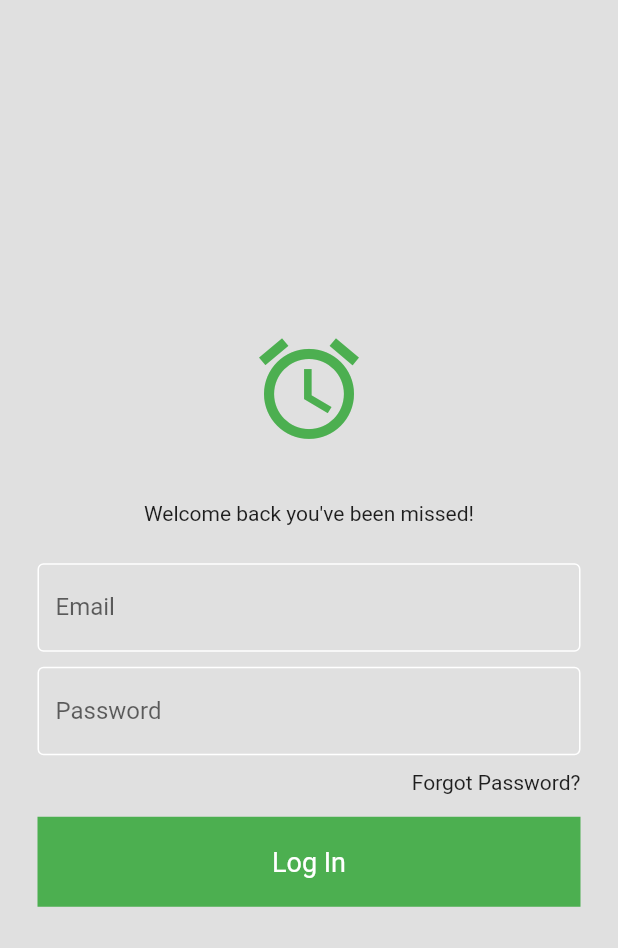
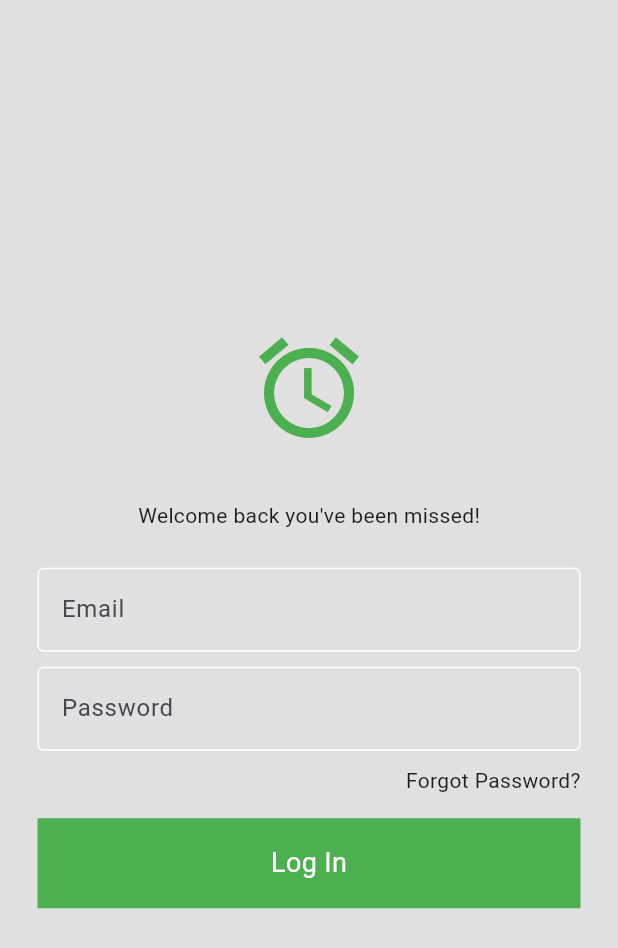
Before and after one commit to chylejelainec/dit3b-flutter-app, a Flutter app: the screen it shows after launch, on a phone screen of 412 x 824 dp. Shown: the top 948 px of the screen. Run offline on Flutter 3.47's test engine with Material 3 defaults, Android fonts, the phone set to English and light mode, and no system bars.

Commit message:
added new file

```diff
--- a/lib/main.dart
+++ b/lib/main.dart
@@ -1,4 +1,5 @@
 import 'package:flutter/material.dart';
+import 'package:flutter_application_1/screens/login_screen.dart';
 
 void main() {
   runApp(const MyApp());
@@ -10,66 +11,6 @@ class MyApp extends StatelessWidget {
   // This widget is the root of your application.
   @override
   Widget build(BuildContext context) {
-    return MaterialApp(
-      debugShowCheckedModeBanner: false,
-      theme: ThemeData(useMaterial3: false),
-      home: Scaffold(
-        backgroundColor: const Color.fromARGB(255, 224, 224, 224),
-        body: Center(
-          child: Padding(
-            padding: const EdgeInsets.all(25.0),
-            child: Column(
-              mainAxisAlignment: MainAxisAlignment.center,
-              children: [
-                Icon(Icons.access_alarm, size: 80, color: Colors.green),
-                SizedBox(height: 35),
-                Text("Welcome back you've been missed!"),
-                SizedBox(height: 25),
-                TextField(
-                  decoration: InputDecoration(
-                    labelText: 'Email',
-                    enabledBorder: OutlineInputBorder(
-                      borderSide: BorderSide(color: Colors.white),
-                    ),
-                    focusedBorder: OutlineInputBorder(
-                      borderSide: BorderSide(color: Colors.white),
-                    ),
-                  ),
-                ),
-                SizedBox(height: 10),
-                TextField(
-                  decoration: InputDecoration(
-                    labelText: 'Password',
-                    enabledBorder: OutlineInputBorder(
-                      borderSide: BorderSide(color: Colors.white),
-                    ),
-                    focusedBorder: OutlineInputBorder(
-                      borderSide: BorderSide(color: Colors.white),
-                    ),
-                  ),
-                ),
-                SizedBox(height: 10),
-                Align(
-                  alignment: Alignment.centerRight,
-                  child: Text('Forgot Password?'),
-                ),
-                SizedBox(height: 15),
-                Container(
-                  width: double.infinity,
-                  height: 60,
-                  color: Colors.green,
-                  child: Center(
-                    child: Text(
-                      "Log In",
-                      style: TextStyle(fontSize: 18, color: Colors.white),
-                    ),
-                  ),
-                ),
-              ],
-            ),
-          ),
-        ),
-      ),
-    );
+    return MaterialApp(debugShowCheckedModeBanner: false, home: LoginScreen());
   }
 }
--- /dev/null
+++ b/lib/screens/login_screen.dart
@@ -0,0 +1,101 @@
+import 'package:flutter/material.dart';
+import 'package:flutter_application_1/screens/bottom_nav.dart';
+
+class LoginScreen extends StatefulWidget {
+  const LoginScreen({super.key});
+
+  @override
+  State<LoginScreen> createState() => _LoginScreenState();
+}
+
+class _LoginScreenState extends State<LoginScreen> {
+  final TextEditingController _usernameController = TextEditingController();
+  final TextEditingController _passwordController = TextEditingController();
+
+  String username = 'admin';
+  String password = '123';
+
+  void sampleFunction() {
+    if (_usernameController.text == username &&
+        _passwordController.text == password) {
+      Navigator.pushReplacement(
+        context,
+        MaterialPageRoute(builder: (context) => BottomNav()),
+      );
+    } else {
+      ScaffoldMessenger.of(context).showSnackBar(
+        SnackBar(
+          backgroundColor: Colors.blueGrey,
+          content: Text('Invalid Password!'),
+        ),
+      );
+    }
+  }
+
+  @override
+  Widget build(BuildContext context) {
+    return Scaffold(
+      backgroundColor: const Color.fromARGB(255, 224, 224, 224),
+      body: Center(
+        child: Padding(
+          padding: const EdgeInsets.all(25.0),
+          child: Column(
+            mainAxisAlignment: MainAxisAlignment.center,
+            children: [
+              Icon(Icons.access_alarm, size: 80, color: Colors.green),
+              SizedBox(height: 35),
+              Text("Welcome back you've been missed!"),
+              SizedBox(height: 25),
+              TextField(
+                controller: _usernameController,
+                decoration: InputDecoration(
+                  labelText: 'Email',
+                  enabledBorder: OutlineInputBorder(
+                    borderSide: BorderSide(color: Colors.white),
+                  ),
+                  focusedBorder: OutlineInputBorder(
+                    borderSide: BorderSide(color: Colors.white),
+                  ),
+                ),
+              ),
+              SizedBox(height: 10),
+              TextField(
+                controller: _passwordController,
+                decoration: InputDecoration(
+                  labelText: 'Password',
+                  enabledBorder: OutlineInputBorder(
+                    borderSide: BorderSide(color: Colors.white),
+                  ),
+                  focusedBorder: OutlineInputBorder(
+                    borderSide: BorderSide(color: Colors.white),
+                  ),
+                ),
+              ),
+              SizedBox(height: 10),
+              Align(
+                alignment: Alignment.centerRight,
+                child: Text('Forgot Password?'),
+              ),
+              SizedBox(height: 15),
+              GestureDetector(
+                onTap: sampleFunction,
+
+                child: Container(
+                  width: double.infinity,
+                  height: 60,
+                  color: Colors.green,
+                  child: Center(
+                    child: Text(
+                      "Log In",
+                      style: TextStyle(fontSize: 18, color: Colors.white),
+                    ),
+                  ),
+                ),
+              ),
+            ],
+          ),
+        ),
+      ),
+    );
+  }
+}
```
Also changed, not shown: lib/screens/bottom_nav.dart (added, +15 -0 lines), lib/screens/home_screen.dart (added).
